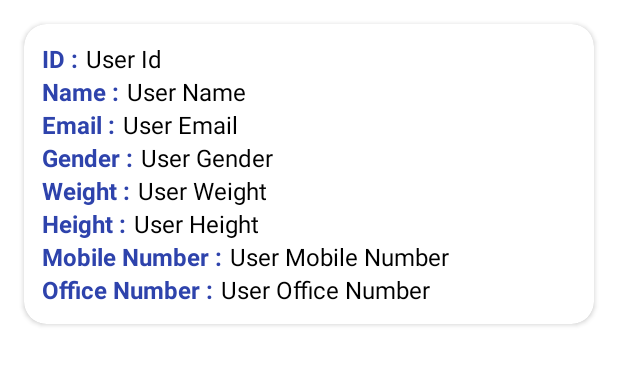
After one commit to Camarederic/JSONExample_58, an Android app: the layout item_user_layout.xml on its own in the app's theme, with its tools: preview values and no code run, on a phone screen of 412 x 824 dp. The commit adds this screen. Shown: the top 365 px of the screen. Run offline under Robolectric (Android 15) with nearby library versions, the phone set to English and light mode, and no system bars.

Commit message:
Create UserModelClass, UserAdapter and item_user_layout

```diff
--- a/app/build.gradle
+++ b/app/build.gradle
@@ -1,6 +1,7 @@
 plugins {
     id 'com.android.application'
     id 'org.jetbrains.kotlin.android'
+    id 'kotlin-android-extensions'
 }
 
 android {
--- /dev/null
+++ b/app/src/main/res/layout/item_user_layout.xml
@@ -0,0 +1,218 @@
+<?xml version="1.0" encoding="utf-8"?>
+<androidx.cardview.widget.CardView xmlns:android="http://schemas.android.com/apk/res/android"
+    android:layout_width="match_parent"
+    android:layout_height="wrap_content"
+    xmlns:app="http://schemas.android.com/apk/res-auto"
+    android:layout_margin="16dp"
+    app:cardCornerRadius="15dp">
+
+    <LinearLayout
+        android:layout_width="match_parent"
+        android:layout_height="wrap_content"
+        android:orientation="vertical"
+        android:padding="12dp">
+
+        <LinearLayout
+            android:layout_width="match_parent"
+            android:layout_height="wrap_content"
+            android:orientation="horizontal">
+
+            <TextView
+                android:layout_width="wrap_content"
+                android:layout_height="wrap_content"
+                android:layout_marginEnd="5dp"
+                android:text="ID :"
+                android:textStyle="bold"
+                android:textColor="#2E43AC"
+                android:textSize="16sp" />
+
+            <TextView
+                android:id="@+id/textViewId"
+                android:layout_width="wrap_content"
+                android:layout_height="wrap_content"
+                android:layout_marginEnd="5dp"
+                android:text="User Id"
+                android:textColor="@color/black"
+                android:textSize="16sp" />
+
+        </LinearLayout>
+
+        <LinearLayout
+            android:layout_width="match_parent"
+            android:layout_height="wrap_content"
+            android:orientation="horizontal">
+
+            <TextView
+                android:layout_width="wrap_content"
+                android:layout_height="wrap_content"
+                android:layout_marginEnd="5dp"
+                android:text="Name :"
+                android:textStyle="bold"
+                android:textColor="#2E43AC"
+                android:textSize="16sp" />
+
+            <TextView
+                android:id="@+id/textViewUserName"
+                android:layout_width="wrap_content"
+                android:layout_height="wrap_content"
+                android:layout_marginEnd="5dp"
+                android:text="User Name"
+                android:textColor="@color/black"
+                android:textSize="16sp" />
+
+        </LinearLayout>
+
+        <LinearLayout
+            android:layout_width="match_parent"
+            android:layout_height="wrap_content"
+            android:orientation="horizontal">
+
+            <TextView
+                android:layout_width="wrap_content"
+                android:layout_height="wrap_content"
+                android:layout_marginEnd="5dp"
+                android:text="Email :"
+                android:textStyle="bold"
+                android:textColor="#2E43AC"
+                android:textSize="16sp" />
+
+            <TextView
+                android:id="@+id/textViewUserEmail"
+                android:layout_width="wrap_content"
+                android:layout_height="wrap_content"
+                android:layout_marginEnd="5dp"
+                android:text="User Email"
+                android:textColor="@color/black"
+                android:textSize="16sp" />
+
+        </LinearLayout>
+
+        <LinearLayout
+            android:layout_width="match_parent"
+            android:layout_height="wrap_content"
+            android:orientation="horizontal">
+
+            <TextView
+                android:layout_width="wrap_content"
+                android:layout_height="wrap_content"
+                android:layout_marginEnd="5dp"
+                android:text="Gender :"
+                android:textStyle="bold"
+                android:textColor="#2E43AC"
+                android:textSize="16sp" />
+
+            <TextView
+                android:id="@+id/textViewUserGender"
+                android:layout_width="wrap_content"
+                android:layout_height="wrap_content"
+                android:layout_marginEnd="5dp"
+                android:text="User Gender"
+                android:textColor="@color/black"
+                android:textSize="16sp" />
+
+        </LinearLayout>
+
+        <LinearLayout
+            android:layout_width="match_parent"
+            android:layout_height="wrap_content"
+            android:orientation="horizontal">
+
+            <TextView
+                android:layout_width="wrap_content"
+                android:layout_height="wrap_content"
+                android:layout_marginEnd="5dp"
+                android:text="Weight :"
+                android:textStyle="bold"
+                android:textColor="#2E43AC"
+                android:textSize="16sp" />
+
+            <TextView
+                android:id="@+id/textViewUserWeight"
+                android:layout_width="wrap_content"
+                android:layout_height="wrap_content"
+                android:layout_marginEnd="5dp"
+                android:text="User Weight"
+                android:textColor="@color/black"
+                android:textSize="16sp" />
+
+        </LinearLayout>
+
+        <LinearLayout
+            android:layout_width="match_parent"
+            android:layout_height="wrap_content"
+            android:orientation="horizontal">
+
+            <TextView
+                android:layout_width="wrap_content"
+                android:layout_height="wrap_content"
+                android:layout_marginEnd="5dp"
+                android:text="Height :"
+                android:textStyle="bold"
+                android:textColor="#2E43AC"
+                android:textSize="16sp" />
+
+            <TextView
+                android:id="@+id/textViewUserHeight"
+                android:layout_width="wrap_content"
+                android:layout_height="wrap_content"
+                android:layout_marginEnd="5dp"
+                android:text="User Height"
+                android:textColor="@color/black"
+                android:textSize="16sp" />
+
+        </LinearLayout>
+
+        <LinearLayout
+            android:layout_width="match_parent"
+            android:layout_height="wrap_content"
+            android:orientation="horizontal">
+
+            <TextView
+                android:layout_width="wrap_content"
+                android:layout_height="wrap_content"
+                android:layout_marginEnd="5dp"
+                android:text="Mobile Number :"
+                android:textStyle="bold"
+                android:textColor="#2E43AC"
+                android:textSize="16sp" />
+
+            <TextView
+                android:id="@+id/textViewUserMobileNumber"
+                android:layout_width="wrap_content"
+                android:layout_height="wrap_content"
+                android:layout_marginEnd="5dp"
+                android:text="User Mobile Number"
+                android:textColor="@color/black"
+                android:textSize="16sp" />
+
+        </LinearLayout>
+
+        <LinearLayout
+            android:layout_width="match_parent"
+            android:layout_height="wrap_content"
+            android:orientation="horizontal">
+
+            <TextView
+                android:layout_width="wrap_content"
+                android:layout_height="wrap_content"
+                android:layout_marginEnd="5dp"
+                android:text="Office Number :"
+                android:textStyle="bold"
+                android:textColor="#2E43AC"
+                android:textSize="16sp" />
+
+            <TextView
+                android:id="@+id/textViewUserOfficeNumber"
+                android:layout_width="wrap_content"
+                android:layout_height="wrap_content"
+                android:layout_marginEnd="5dp"
+                android:text="User Office Number"
+                android:textColor="@color/black"
+                android:textSize="16sp" />
+
+        </LinearLayout>
+
+
+    </LinearLayout>
+
+</androidx.cardview.widget.CardView>
```
Also changed, not shown: app/src/main/assets/Users.json (added, +54 -0 lines), app/src/main/java/com/example/jsonexample_58/Model/UserAdapter.kt (added, +49 -0 lines), app/src/main/java/com/example/jsonexample_58/Model/UserModelClass.kt (added, +12 -0 lines), app/src/main/res/layout/activity_main.xml (+8 -6 lines).
